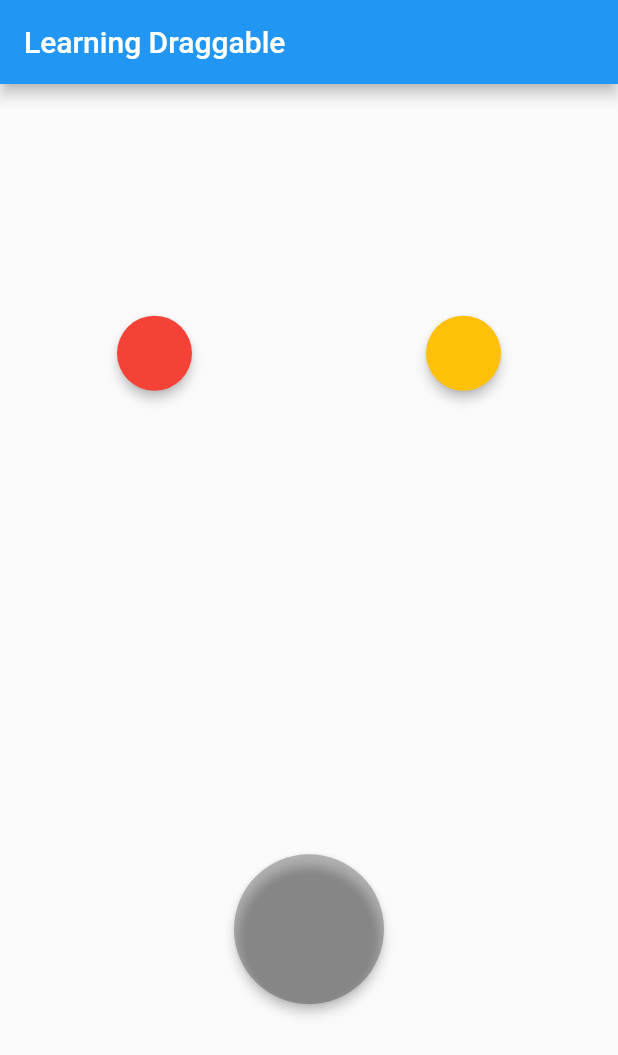
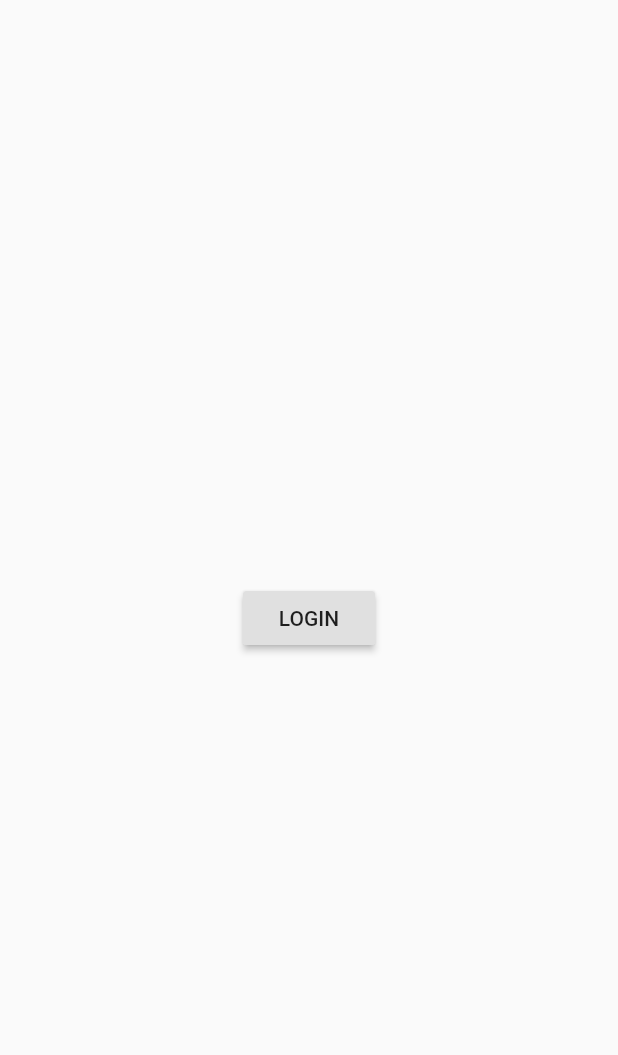
Before and after one commit to myxzlpltk/flutter-learning, a Flutter app: the screen it shows after launch, on a phone screen of 412 x 824 dp. Shown: the top 1055 px of the screen. Run offline on Flutter 3.47's test engine with Material 2 defaults, Android fonts, the phone set to English and light mode, and no system bars.

Commit message:
Learning Navigation Multi Page Screen

```diff
--- /dev/null
+++ b/lib/login_page.dart
@@ -0,0 +1,21 @@
+import 'package:flutter/material.dart';
+import 'package:learn_flutter/main_page.dart';
+
+class LoginPage extends StatelessWidget {
+  @override
+  Widget build(BuildContext context) {
+    return Scaffold(
+      body: Center(
+        child: RaisedButton(
+          onPressed: () {
+            Navigator.pushReplacement(context,
+                MaterialPageRoute(builder: (context) {
+              return MainPage();
+            }));
+          },
+          child: Text("LOGIN"),
+        ),
+      ),
+    );
+  }
+}
--- a/lib/main.dart
+++ b/lib/main.dart
@@ -1,129 +1,15 @@
 import 'package:flutter/material.dart';
+import 'package:learn_flutter/login_page.dart';
 
 void main() {
   runApp(MyApp());
 }
 
-class MyApp extends StatefulWidget {
-  @override
-  _MyAppState createState() => _MyAppState();
-}
-
-class _MyAppState extends State<MyApp> {
-
-  Color color1 = Colors.red;
-  Color color2 = Colors.amber;
-  Color targetColor;
-
-  bool isAccepted = false;
-
+class MyApp extends StatelessWidget {
   @override
   Widget build(BuildContext context) {
     return MaterialApp(
-      home: Scaffold(
-        appBar: AppBar(
-          title: Text("Learning Draggable"),
-        ),
-        body: Column(
-          mainAxisAlignment: MainAxisAlignment.spaceAround,
-          children: [
-            Row(
-              mainAxisAlignment: MainAxisAlignment.spaceAround,
-              children: [
-                Draggable<Color>(
-                  data: color1,
-                  child: SizedBox(
-                    width: 50,
-                    height: 50,
-                    child: Material(
-                      color: color1,
-                      shape: StadiumBorder(),
-                      elevation: 3,
-                    ),
-                  ),
-                  childWhenDragging: SizedBox(
-                    width: 50,
-                    height: 50,
-                    child: Material(
-                      color: Colors.grey,
-                      shape: StadiumBorder(),
-                      elevation: 0,
-                    ),
-                  ),
-                  feedback: SizedBox(
-                    width: 50,
-                    height: 50,
-                    child: Material(
-                      color: color1.withOpacity(0.7),
-                      shape: StadiumBorder(),
-                      elevation: 3,
-                    ),
-                  ),
-                ),
-                Draggable<Color>(
-                  data: color2,
-                  child: SizedBox(
-                    width: 50,
-                    height: 50,
-                    child: Material(
-                      color: color2,
-                      shape: StadiumBorder(),
-                      elevation: 3,
-                    ),
-                  ),
-                  childWhenDragging: SizedBox(
-                    width: 50,
-                    height: 50,
-                    child: Material(
-                      color: Colors.grey,
-                      shape: StadiumBorder(),
-                      elevation: 0,
-                    ),
-                  ),
-                  feedback: SizedBox(
-                    width: 50,
-                    height: 50,
-                    child: Material(
-                      color: color2.withOpacity(0.7),
-                      shape: StadiumBorder(),
-                      elevation: 3,
-                    ),
-                  ),
-                ),
-              ],
-            ),
-            DragTarget<Color>(
-              onWillAccept: (value){
-                return true;
-              },
-              onAccept: (value){
-                isAccepted = true;
-                targetColor = value;
-              },
-              builder: (context, candidate, rejected){
-                return (isAccepted) ? SizedBox(
-                  width: 100,
-                  height: 100,
-                  child: Material(
-                    color: targetColor,
-                    shape: StadiumBorder(),
-                    elevation: 3,
-                  ),
-                ) :
-                SizedBox(
-                  width: 100,
-                  height: 100,
-                  child: Material(
-                    color: Colors.black26,
-                    shape: StadiumBorder(),
-                    elevation: 3,
-                  ),
-                );
-              },
-            )
-          ],
-        ),
-      ),
+      home: LoginPage(),
     );
   }
 }
--- /dev/null
+++ b/lib/main_page.dart
@@ -0,0 +1,24 @@
+import 'package:flutter/material.dart';
+import 'package:learn_flutter/second_page.dart';
+
+class MainPage extends StatelessWidget {
+  @override
+  Widget build(BuildContext context) {
+    return Scaffold(
+      appBar: AppBar(
+        title: Text("Main Page"),
+      ),
+      body: Center(
+        child: RaisedButton(
+          onPressed: () {
+            Navigator.push(context,
+                MaterialPageRoute(builder: (context) {
+              return SecondPage();
+            }));
+          },
+          child: Text("Go To Second Page"),
+        ),
+      ),
+    );
+  }
+}
--- /dev/null
+++ b/lib/second_page.dart
@@ -0,0 +1,20 @@
+import 'package:flutter/material.dart';
+
+class SecondPage extends StatelessWidget {
+  @override
+  Widget build(BuildContext context) {
+    return Scaffold(
+      appBar: AppBar(
+        title: Text("Second Page"),
+      ),
+      body: Center(
+        child: RaisedButton(
+          onPressed: () {
+            Navigator.pop(context);
+          },
+          child: Text("Back"),
+        ),
+      ),
+    );
+  }
+}
```
